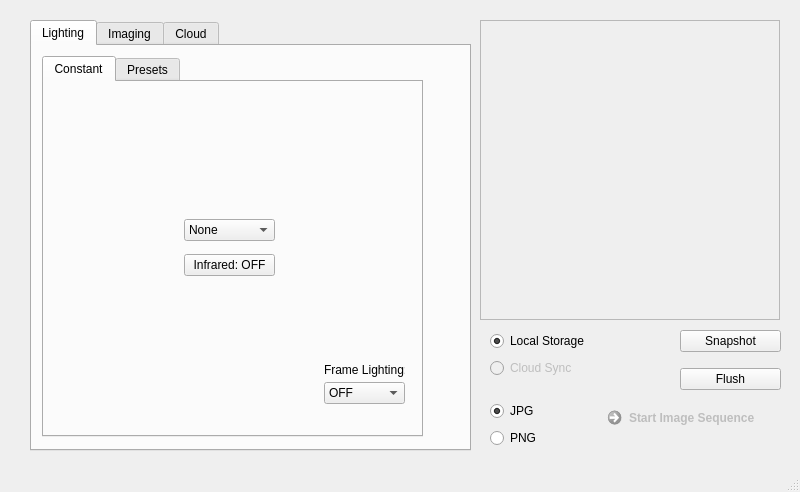
Above: _ui/FlashLapse_CP.ui from CoSE-Jerry/ROS_Flow before the change. Below: the same form after it.
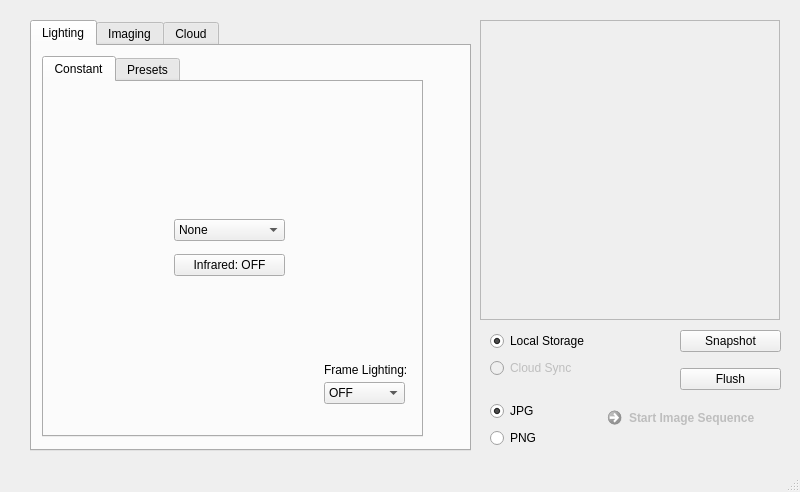
That is the form after the change. Icons and pictures are not drawn.

Diff of the .ui file:
```diff
--- a/_ui/FlashLapse_CP.ui
+++ b/_ui/FlashLapse_CP.ui
@@ -110,10 +110,10 @@
        <widget class="QLabel" name="Color_Frame">
         <property name="geometry">
          <rect>
-          <x>10</x>
-          <y>0</y>
-          <width>350</width>
-          <height>350</height>
+          <x>35</x>
+          <y>30</y>
+          <width>300</width>
+          <height>300</height>
          </rect>
         </property>
         <property name="text">
@@ -129,9 +129,9 @@
        <widget class="QWidget" name="verticalLayoutWidget_6">
         <property name="geometry">
          <rect>
-          <x>140</x>
+          <x>130</x>
           <y>130</y>
-          <width>91</width>
+          <width>111</width>
           <height>71</height>
          </rect>
         </property>
@@ -220,7 +220,7 @@
          <rect>
           <x>280</x>
           <y>280</y>
-          <width>81</width>
+          <width>91</width>
           <height>16</height>
          </rect>
         </property>
```
Left out of the diff: 4 changed lines with no effect on the pictures.
